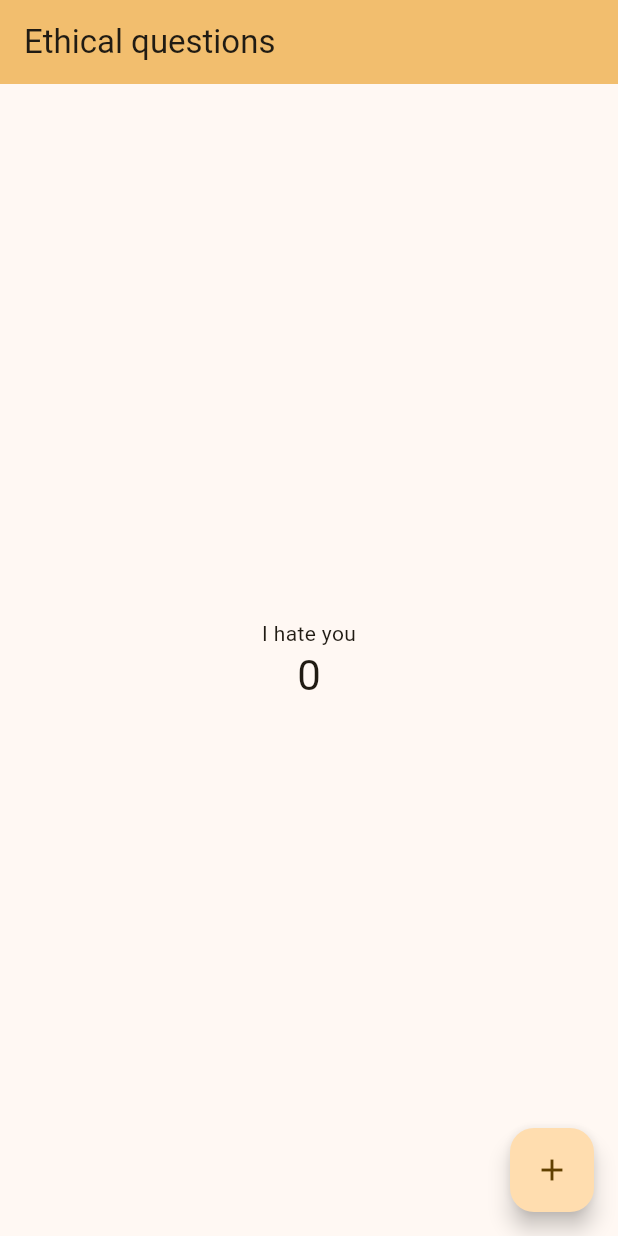
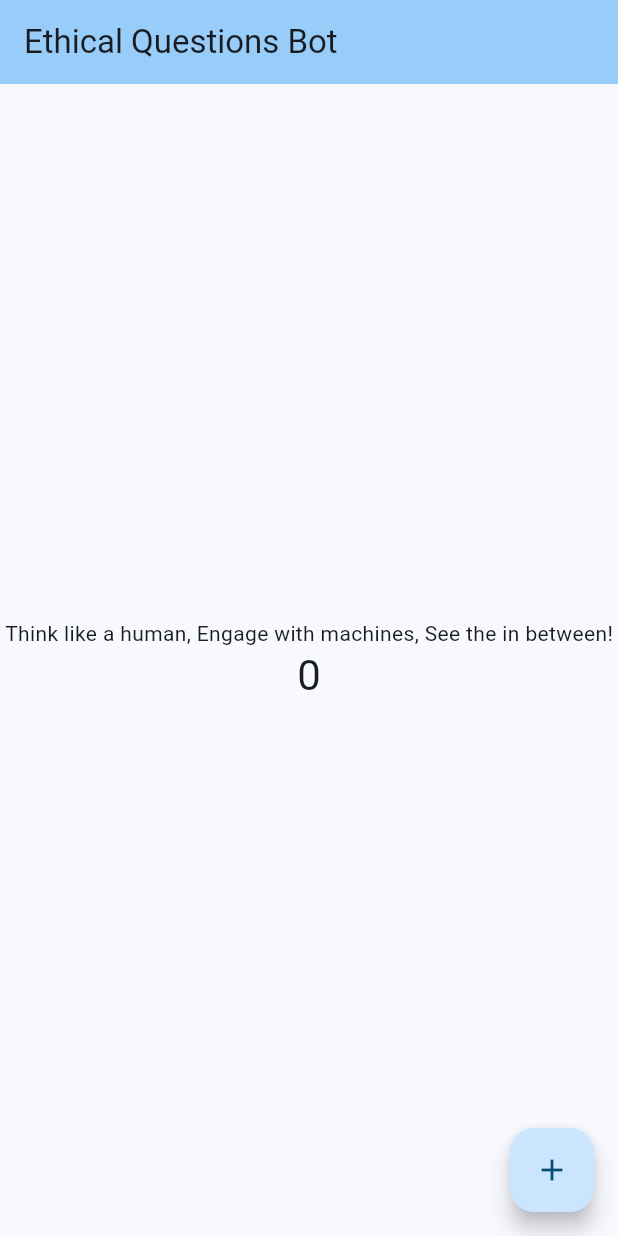
Before and after one commit to Celine8888/flutter_application_1, a Flutter app: the screen it shows after launch, on a phone screen of 412 x 824 dp. Run offline on Flutter 3.47's test engine with Material 3 defaults, Android fonts, the phone set to English and light mode, and no system bars.

Commit message:
changed titles

```diff
--- a/lib/main.dart
+++ b/lib/main.dart
@@ -11,7 +11,7 @@ class MyApp extends StatelessWidget {
   @override
   Widget build(BuildContext context) {
     return MaterialApp(
-      title: 'Flutter Demo',
+      title: 'Ethical Questions Bot',
       theme: ThemeData(
         // This is the theme of your application.
         //
@@ -28,10 +28,10 @@ class MyApp extends StatelessWidget {
         //
         // This works for code too, not just values: Most code changes can be
         // tested with just a hot reload.
-        colorScheme: ColorScheme.fromSeed(seedColor: Color.fromARGB(255, 227, 166, 62)),
+        colorScheme: ColorScheme.fromSeed(seedColor: Color.fromARGB(255, 62, 161, 227)),
         useMaterial3: true,
       ),
-      home: const MyHomePage(title: 'Ethical questions'),
+      home: const MyHomePage(title: 'Ethical Questions Bot'),
     );
   }
 }
@@ -106,7 +106,7 @@ class _MyHomePageState extends State<MyHomePage> {
           mainAxisAlignment: MainAxisAlignment.center,
           children: <Widget>[
             const Text(
-              'I hate you',
+              'Think like a human, Engage with machines, See the in between!',
             ),
             Text(
               '$_counter',
```
